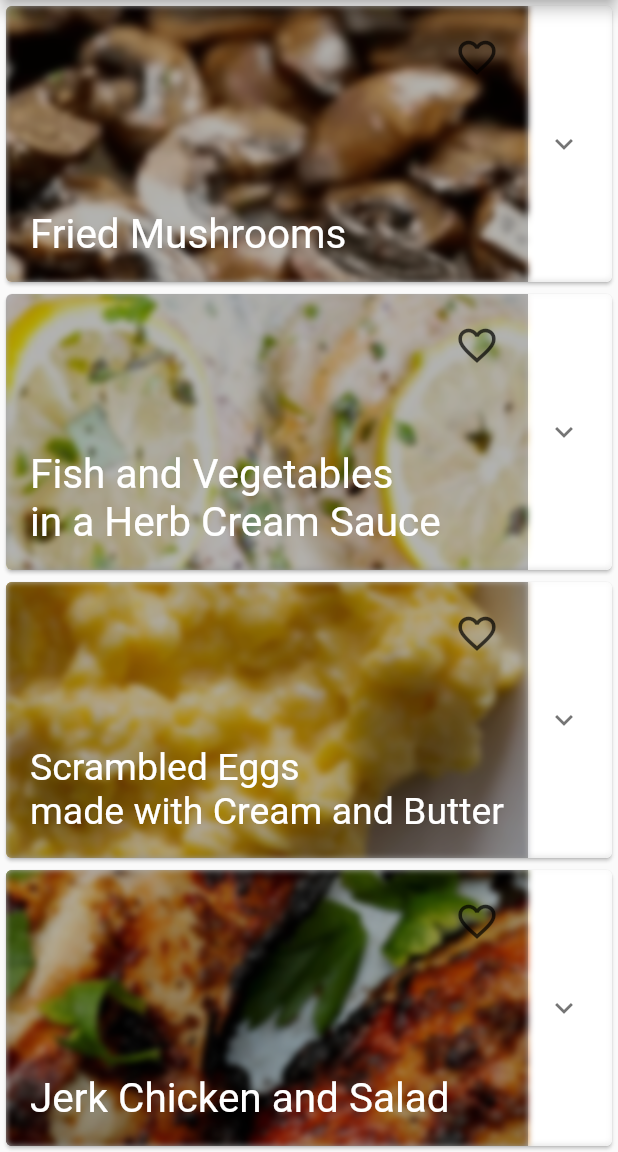
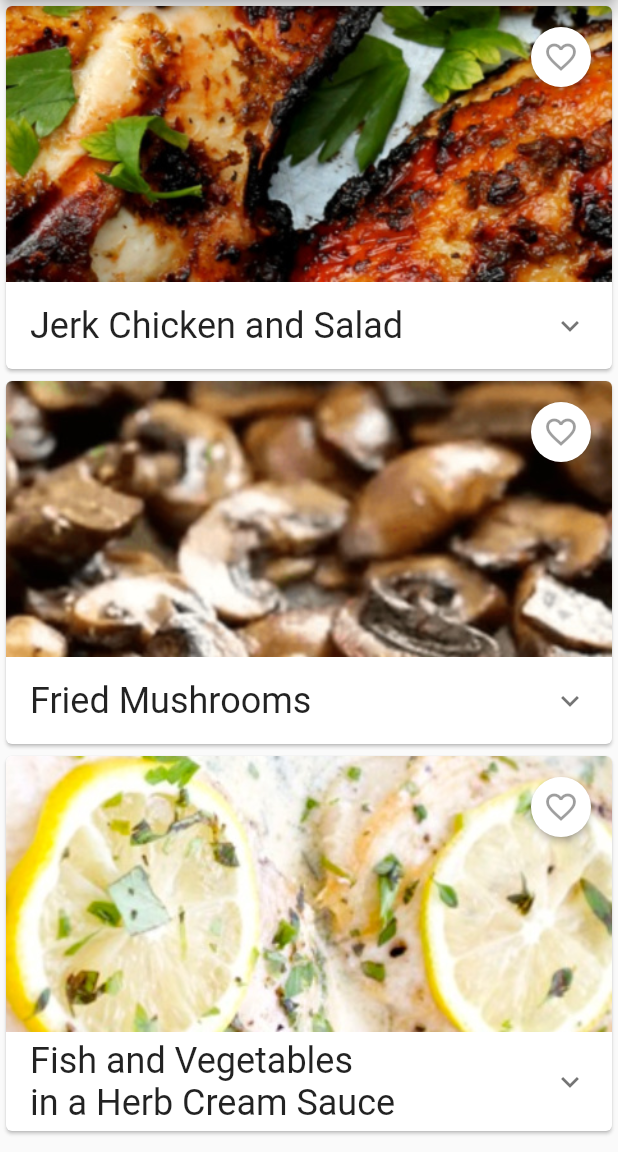
Before and after one commit to dtetruash/prep, a Flutter app: the RecipeListScreen screen opened directly, on a phone screen of 412 x 824 dp, the part 84-1236 px from its top. Run offline on Flutter 3.47's test engine with Material 2 defaults, Android fonts, the phone set to English and light mode, and no system bars; our stand-ins replace cloud_firestore, firebase_core, hex; missing offline and left inert: pointycastle; accounts and stored records are empty.

Commit message:
:lipstick: Replace ExpantionPanel with Exp. Tile in RecipeCard
Encapsulate semantically separate widget components of RecipeCard; Adjust mock data

```diff
--- a/prep/lib/screens/recipeList.screen.dart
+++ b/prep/lib/screens/recipeList.screen.dart
@@ -6,6 +6,27 @@ import 'package:prep/utils/prep_custom_icons.dart';
 const String testID = "VyyiBYwp0xX4nJyvX9oN";
 
 final _mockRecipeList = <_RecipeMockUp>[
+  _RecipeMockUp(
+      name: "Jerk Chicken and Salad",
+      backgroundImage: AssetImage('assets/images/recipes/chicken.jpg'),
+      method: <String>[
+        "Make the jerk sauce by mixing together chopped spring onions, grated ginger, chopped garlic, chopped scotch bonnet chillies, dried thyme, a teaspoon of allspice, salt and pepper, and vegetable oil.",
+        "Marinade chicken pieces overnight in home-made jerk sauce.",
+        "You can fry bake or barbeque the chicken pieces, and serve with salad."
+      ],
+      ingredients: <String>[
+        "1 handful of spring onions",
+        "1 tablespoon of ginger (grated)",
+        "2 cloves of garlic",
+        "scotch bonnet chillies to taste",
+        "dried thyme",
+        "1 teaspoon of allspice",
+        "salt",
+        "pepper",
+        "1-2 tablespoons of vegetable oil",
+      ],
+      note:
+          "you MUST NOT add sugar, flour, lemon or lime juice to jerk seasoning!"),
   _RecipeMockUp(
     name: "Fried Mushrooms",
     backgroundImage: AssetImage('assets/images/recipes/mushrooms.jpg'),
@@ -38,7 +59,7 @@ final _mockRecipeList = <_RecipeMockUp>[
         "2 cloves of garlic",
         "fresh herbs of choice",
         "1 tablespoons of olive oil",
-        "1-2 bell pepper",
+        "1-2 bell peppers",
         "1 leek",
         "150g of mushrooms",
         "1 courgette",
@@ -46,43 +67,6 @@ final _mockRecipeList = <_RecipeMockUp>[
       ],
       note:
           "You cannot thicken the sauce with flour or cornflour as these are not permitted."),
-  _RecipeMockUp(
-    name: "Scrambled Eggs\nmade with Cream and Butter",
-    backgroundImage: AssetImage('assets/images/recipes/eggs.jpg'),
-    method: <String>[
-      "You can make scrambled eggs in a pan or a microwave.",
-      "Whisk two eggs with a tablespoon of cream.",
-      "Add a knob of butter and stir until cooked.",
-      "Serve with some chopped tomatoes and cucumber, or tomato quarters fried in a little oil.",
-    ],
-    note: "You MUST NOT add milk! Cream is optional.",
-    ingredients: <String>[
-      "2 eggs",
-      "1 tablespoon cream (optional)",
-      "2 tablespoons butter",
-    ],
-  ),
-  _RecipeMockUp(
-      name: "Jerk Chicken and Salad",
-      backgroundImage: AssetImage('assets/images/recipes/chicken.jpg'),
-      method: <String>[
-        "Make the jerk sauce by mixing together chopped spring onions, grated ginger, chopped garlic, chopped scotch bonnet chillies, dried thyme, a teaspoon of allspice, salt and pepper, and vegetable oil.",
-        "Marinade chicken pieces overnight in home-made jerk sauce.",
-        "You can fry bake or barbeque the chicken pieces, and serve with salad."
-      ],
-      ingredients: <String>[
-        "1 handful of spring onions",
-        "1 tablespoon of ginger (grated)",
-        "2 cloves of garlic",
-        "scotch bonnet chillies to taste",
-        "dried thyme",
-        "1 teaspoon of allspice",
-        "salt",
-        "pepper",
-        "1-2 tablespoons of vegetable oil",
-      ],
-      note:
-          "you MUST NOT add sugar, flour, lemon or lime juice to jerk seasoning!"),
 ];
 
 class _RecipeMockUp {
@@ -141,7 +125,7 @@ class _RecipeListScreenState extends State<RecipeListScreen> {
         itemBuilder: (_, index) {
           _RecipeMockUp recipe = _mockRecipeList[index];
 
-          return RecipeCardExpandable(
+          return RecipeCard(
             title: recipe.name,
             backgroundImage: recipe.backgroundImage,
             ingredients: recipe.ingredients,
@@ -155,30 +139,29 @@ class _RecipeListScreenState extends State<RecipeListScreen> {
   }
 }
 
-class RecipeCardExpandable extends StatefulWidget {
+//FIXME: manage the passing down of data thoughout the classes
+class RecipeCard extends StatefulWidget {
   final ImageProvider backgroundImage;
   final String title;
   final List<String> ingredients;
   final List<String> method;
   final String note;
 
-  RecipeCardExpandable(
+  RecipeCard(
       {@required this.title,
       @required this.backgroundImage,
       @required this.ingredients,
       @required this.method,
       @required this.note});
 
-  _RecipeCardExpandableState createState() => _RecipeCardExpandableState();
+  _RecipeCardState createState() => _RecipeCardState();
 }
 
-class _RecipeCardExpandableState extends State<RecipeCardExpandable> {
+class _RecipeCardState extends State<RecipeCard> {
   bool isFavorited;
-  bool isExpanded;
 
   @override
   void initState() {
-    isExpanded = false;
     isFavorited = false; //TODO: Get actual value from database
     super.initState();
   }
@@ -191,22 +174,14 @@ class _RecipeCardExpandableState extends State<RecipeCardExpandable> {
         child: Card(
           elevation: 1.0,
           clipBehavior: Clip.antiAlias,
-          child: ExpansionPanelList(
-            expansionCallback: (int index, bool isExpanded) {
-              setState(() {
-                this.isExpanded = !isExpanded;
-              });
-            },
-            children: <ExpansionPanel>[
-              ExpansionPanel(
-                headerBuilder: (BuildContext context, bool isExpanded) =>
-                    _buildCardHeaderContent(),
-                body: RecipeCardBodyContent(
-                  ingredients: widget.ingredients,
-                  method: widget.method,
-                  note: widget.note,
-                ), //Add body biulder
-                isExpanded: this.isExpanded,
+          child: Column(
+            children: <Widget>[
+              _buildCardImageAndUI(),
+              RecipeCardBody(
+                title: widget.title,
+                ingredients: widget.ingredients,
+                method: widget.method,
+                note: widget.note,
               ),
             ],
           ),
@@ -215,50 +190,53 @@ class _RecipeCardExpandableState extends State<RecipeCardExpandable> {
     );
   }
 
+  RawMaterialButton _buildFavoriteButton() {
+    return RawMaterialButton(
+      constraints: const BoxConstraints(minWidth: 40.0, minHeight: 40.0),
+      onPressed: () {
+        print("${widget.title} WAS FAVED!");
+
+        setState(() {
+          isFavorited = !isFavorited;
+        });
+      },
+      child: Icon(
+        (isFavorited) ? Icons.favorite : Icons.favorite_border,
+        color:
+            (isFavorited) ? Colors.redAccent : Theme.of(context).disabledColor,
+      ),
+      elevation: 2.0,
+      fillColor: Colors.white,
+      shape: CircleBorder(),
+    );
+  }
+
   //Build Recipe Card Header along with the card's favourite icon button
-  Widget _buildCardHeaderContent() {
+  Widget _buildCardImageAndUI() {
     return Stack(
       children: <Widget>[
         //Header content
-        RecipeCardHeaderContent(
+        RecipeCardImage(
           backgroundImage: widget.backgroundImage,
-          title: widget.title,
         ),
         //Favorite Icon Button
         Positioned(
           top: 10.0,
           right: 10.0,
-          child: IconButton(
-            iconSize: 30.0,
-            onPressed: () {
-              print("${widget.title} WAS FAVED!");
-
-              setState(() {
-                isFavorited = !isFavorited;
-              });
-            },
-            //TODO: Change colors to Theme colors.
-            icon: Icon(
-              (isFavorited) ? Icons.favorite : Icons.favorite_border,
-              color: (isFavorited)
-                  ? Colors.redAccent
-                  : Theme.of(context).disabledColor.withOpacity(0.7),
-            ),
-          ),
+          child: _buildFavoriteButton(),
         ),
       ],
     );
   }
 }
 
-class RecipeCardHeaderContent extends StatelessWidget {
+class RecipeCardImage extends StatelessWidget {
   static const double _backgroundImageBlurFactor = 2;
   static const double _backgroundImageDimOpacity = 0.3;
 
   final AssetImage backgroundImage;
-  final String title;
 
-  RecipeCardHeaderContent({this.title, this.backgroundImage})
+  RecipeCardImage({this.backgroundImage})
       : assert(_backgroundImageBlurFactor >= 0),
         assert(_backgroundImageDimOpacity >= 0 &&
             _backgroundImageDimOpacity <= 1.0);
@@ -277,8 +255,9 @@ class RecipeCardHeaderContent extends StatelessWidget {
               child: Container(),
             ),
           ),
+          //TODO: Dim and blur when the tile is expanded.
           //Dim and blur the image
-          Positioned.fill(
+          /* Positioned.fill(
             child: BackdropFilter(
               filter: ImageFilter.blur(
                   sigmaX: _backgroundImageBlurFactor,
@@ -287,37 +266,54 @@ class RecipeCardHeaderContent extends StatelessWidget {
                 decoration: BoxDecoration(color: Colors.black.withOpacity(0.3)),
               ),
             ),
-          ),
-          //Recipe name
-          Positioned(
-            bottom: 16.0,
-            left: 16.0,
-            right: 16.0,
-            child: FittedBox(
-              fit: BoxFit.scaleDown,
-              alignment: Alignment.bottomLeft,
-              child: Text(
-                title,
-                maxLines: 2,
-                style: Theme.of(context).textTheme.subhead.copyWith(
-                      color: Colors.white,
-                      fontSize: 27.0,
-                    ),
-              ),
-            ),
-          ),
+          ), */
         ],
       ),
     );
   }
 }
 
-class RecipeCardBodyContent extends StatelessWidget {
+class RecipeCardBody extends StatelessWidget {
+  final String title;
   final List<String> ingredients;
   final List<String> method;
   final String note;
 
-  RecipeCardBodyContent({this.ingredients, this.method, this.note});
+  RecipeCardBody(
+      {@required this.title,
+      @required this.ingredients,
+      @required this.method,
+      @required this.note});
+
+  @override
+  Widget build(BuildContext context) {
+    return ExpansionTile(
+      title: FittedBox(
+        fit: BoxFit.scaleDown,
+        alignment: Alignment.centerLeft,
+        child: Text(
+          this.title,
+          maxLines: 2,
+          style: Theme.of(context).textTheme.headline,
+        ),
+      ),
+      children: <Widget>[
+        RecipeCardContent(
+          ingredients: this.ingredients,
+          method: this.method,
+          note: this.note,
+        ),
+      ],
+    );
+  }
+}
+
+class RecipeCardContent extends StatelessWidget {
+  final List<String> ingredients;
+  final List<String> method;
+  final String note;
+
+  RecipeCardContent({this.ingredients, this.method, this.note});
 
   @override
   Widget build(BuildContext context) {
@@ -347,7 +343,7 @@ class RecipeCardBodyContent extends StatelessWidget {
 
     for (String ingredient in ingredients) {
       _ingredientListItems.add(
-        IngredientListItem(ingredient),
+        RecipeIngredientListItem(ingredient),
       );
     }
 
@@ -385,10 +381,10 @@ class RecipeCardBodyContent extends StatelessWidget {
   }
 }
 
-class IngredientListItem extends StatelessWidget {
+class RecipeIngredientListItem extends StatelessWidget {
   final String ingredient;
 
-  IngredientListItem(this.ingredient);
+  RecipeIngredientListItem(this.ingredient);
 
   @override
   Widget build(BuildContext context) {
@@ -433,7 +429,6 @@ class RecipeInstruction extends StatelessWidget {
           ),
         ),
         backgroundColor: Colors.black12, //TODO: Use theme colors
-        //foregroundColor: Colors.black,
       ),
       title: Text(
         instruction,
```
